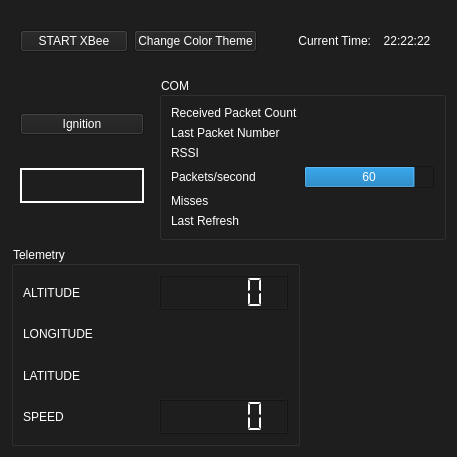
Qt form UI/ui_file/press_alt.ui (MorgesHAB/ERT2020GS) before a commit.
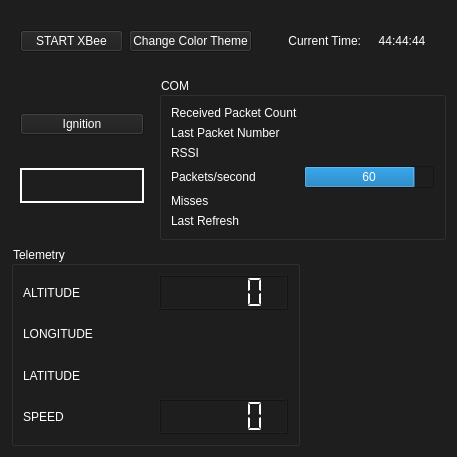
The same form after that commit. Icons and pictures are not drawn.

Commit message: bigger clock

Patch:
```diff
--- a/UI/ui_file/press_alt.ui
+++ b/UI/ui_file/press_alt.ui
@@ -271,7 +271,7 @@
        <widget class="QLabel" name="time_panel">
         <property name="minimumSize">
          <size>
-          <width>60</width>
+          <width>70</width>
           <height>0</height>
          </size>
         </property>
@@ -285,7 +285,7 @@
          <string notr="true"/>
         </property>
         <property name="text">
-         <string>22:22:22</string>
+         <string>44:44:44</string>
         </property>
         <property name="alignment">
          <set>Qt::AlignCenter</set>
```
The commit also changes 2 other files.
